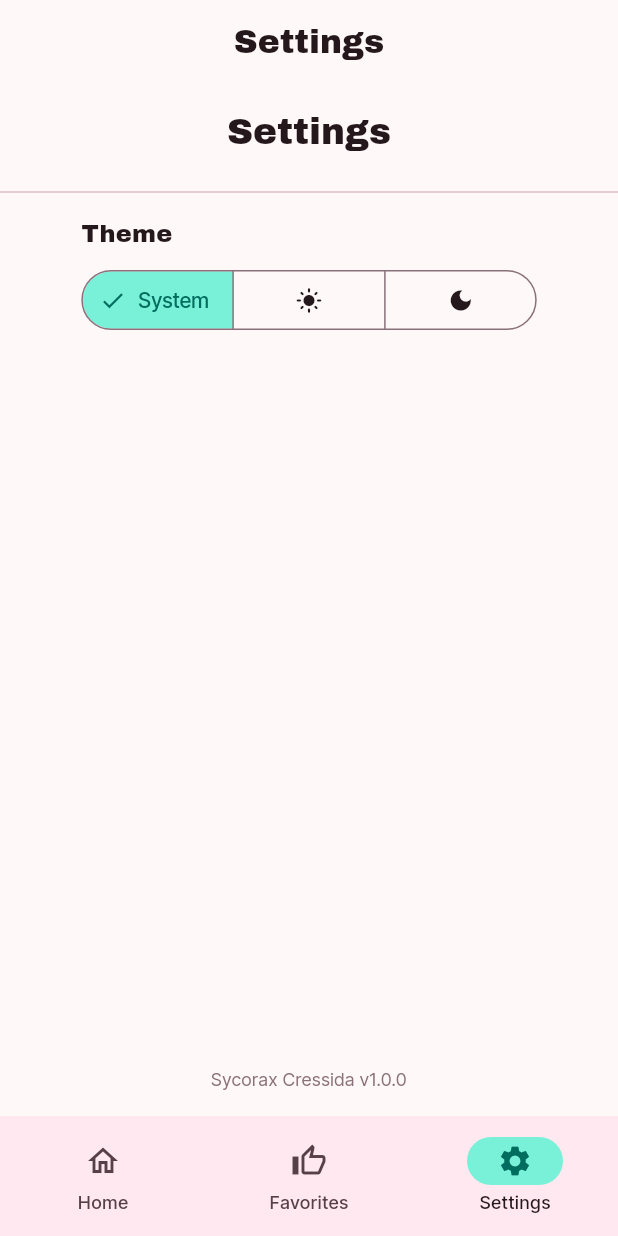
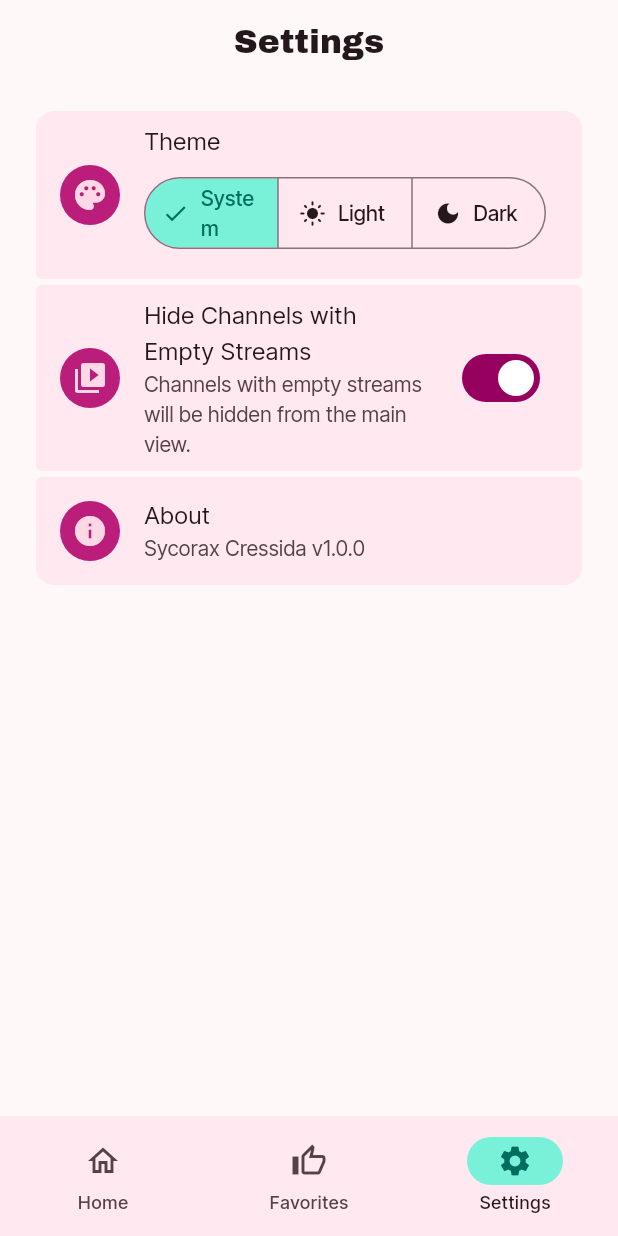
Before and after one commit to ikhsan3adi/sycorax_cressida, a Flutter app: the screen it shows after launch, item 3 of the bottom bar chosen, on a phone screen of 412 x 824 dp. Run offline on Flutter 3.47's test engine with Material 3 defaults, Android fonts, the phone set to English and light mode, and no system bars; our stand-ins replace cached_network_image, dio, drift, flutter_riverpod, go_router, google_fonts and 1 more; missing offline and left inert: media_kit, media_kit_video; accounts and stored records are empty; generated files the repository leaves out were written again; network calls fail.

Commit message:
refactor(ui): extract shared widgets and polish UI
Extract ChannelLogoImage and FavoriteButton into shared/
widgets with a barrel export. Create a feature-specific
ChannelTile in favorites/ replacing the old shared one,
which is deleted.

Rework ChannelExpansionTile and PlayerPlaceholder to use
themed surfaceContainer colors and larger channel logos.
Wrap settings items in Card.filled for a grouped list
layout with SingleChildScrollView.

Add barrel files for home/widgets and shared/widgets to
consolidate imports. Remove the private _FavoriteButton
from channel_list in favor of the shared FavoriteButton
widget. Add visualDensity standard to the dark theme.

```diff
--- a/lib/core/theme.dart
+++ b/lib/core/theme.dart
@@ -346,6 +346,7 @@ class MaterialTheme {
     ),
     scaffoldBackgroundColor: colorScheme.surface,
     canvasColor: colorScheme.surface,
+    visualDensity: VisualDensity.standard,
   );
 
   List<ExtendedColor> get extendedColors => [];
--- a/lib/features/home/home_screen.dart
+++ b/lib/features/home/home_screen.dart
@@ -8,10 +8,7 @@ import 'package:sycorax_cressida/features/home/providers/channel_filter_provider
 import 'package:sycorax_cressida/features/home/providers/channel_list_provider.dart';
 import 'package:sycorax_cressida/features/home/providers/home_content_provider.dart';
 import 'package:sycorax_cressida/features/home/providers/player_state_provider.dart';
-import 'package:sycorax_cressida/features/home/widgets/category_filter.dart';
-import 'package:sycorax_cressida/features/home/widgets/channel_list.dart';
-import 'package:sycorax_cressida/features/home/widgets/player_placeholder.dart';
-import 'package:sycorax_cressida/features/home/widgets/stream_list_view.dart';
+import 'package:sycorax_cressida/features/home/widgets/widgets.dart';
 
 class HomeScreen extends ConsumerStatefulWidget {
   const HomeScreen({super.key});
--- a/lib/features/home/widgets/stream_list_view.dart
+++ b/lib/features/home/widgets/stream_list_view.dart
@@ -3,7 +3,7 @@ import 'package:flutter_riverpod/flutter_riverpod.dart';
 import 'package:sycorax_cressida/features/home/providers/channel_list_provider.dart';
 import 'package:sycorax_cressida/features/home/providers/home_content_provider.dart';
 import 'package:sycorax_cressida/features/home/providers/player_state_provider.dart';
-import 'package:sycorax_cressida/shared/widgets/loading.dart';
+import 'package:sycorax_cressida/shared/widgets/widgets.dart';
 import 'package:sycorax_cressida/data/models/channel_stream.dart';
 
 class StreamListView extends ConsumerStatefulWidget {
--- /dev/null
+++ b/lib/features/home/widgets/widgets.dart
@@ -0,0 +1,6 @@
+export 'category_filter.dart';
+export 'channel_expansion_tile.dart';
+export 'channel_list.dart';
+export 'feed_list_tile.dart';
+export 'player_placeholder.dart';
+export 'stream_list_view.dart';
--- a/lib/features/settings/settings_screen.dart
+++ b/lib/features/settings/settings_screen.dart
@@ -9,19 +9,16 @@ class SettingsScreen extends ConsumerWidget {
 
   @override
   Widget build(BuildContext context, WidgetRef ref) {
+    final theme = Theme.of(context);
     final themeModeAsync = ref.watch(themeModeProvider);
 
-    return Column(
+    final children = [
+      Column(
         children: [
-        Padding(
-          padding: const EdgeInsets.all(16.0),
-          child: Text(
-            'Settings',
-            style: Theme.of(context).textTheme.headlineSmall,
-          ),
-        ),
-        const Divider(),
-        ThemeButton(
+          ListTile(
+            leading: const CircleAvatar(child: Icon(Icons.palette)),
+            title: const Text('Theme'),
+            subtitle: ThemeButton(
               mode: themeModeAsync.value ?? ThemeMode.system,
               onSelectionChanged: (Set<ThemeMode> newSelection) {
                 ref
@@ -29,18 +26,58 @@ class SettingsScreen extends ConsumerWidget {
                     .setThemeMode(newSelection.first);
               },
             ),
-        const Spacer(),
-        Padding(
-          padding: const EdgeInsets.all(16.0),
-          child: Text(
+          ),
+        ],
+      ),
+      SwitchListTile(
+        secondary: const CircleAvatar(child: Icon(Icons.video_collection)),
+        title: const Text('Hide Channels with Empty Streams'),
+        subtitle: const Text(
+          'Channels with empty streams will be hidden from the main view.',
+        ),
+        value: true,
+        onChanged: (bool value) {},
+      ),
+      ListTile(
+        leading: const CircleAvatar(child: Icon(Icons.info)),
+        title: const Text('About'),
+        subtitle: const Text(
           '${AppConstants.appName} v${AppConstants.appVersion}',
-            style: Theme.of(context).textTheme.bodySmall?.copyWith(
-              color: Theme.of(context).colorScheme.outline,
         ),
-            textAlign: TextAlign.center,
+        onTap: () {},
+      ),
+    ];
+
+    return SingleChildScrollView(
+      child: Padding(
+        padding: const EdgeInsets.symmetric(horizontal: 16, vertical: 8),
+        child: Padding(
+          padding: const EdgeInsets.all(8.0),
+          child: Column(
+            mainAxisSize: MainAxisSize.min,
+            children: children.asMap().entries.map((entry) {
+              final index = entry.key;
+              final child = entry.value;
+              return Card.filled(
+                color: theme.colorScheme.surfaceContainer,
+                clipBehavior: Clip.hardEdge,
+                margin: const EdgeInsets.symmetric(vertical: 2),
+                shape: RoundedRectangleBorder(
+                  borderRadius: BorderRadius.vertical(
+                    top: index == 0
+                        ? const Radius.circular(12)
+                        : const Radius.circular(4),
+                    bottom: index == children.length - 1
+                        ? const Radius.circular(12)
+                        : const Radius.circular(4),
                   ),
                 ),
-      ],
+                child: child,
+              );
+            }).toList(),
+          ),
+        ),
+      ),
     );
   }
 }
--- a/lib/features/settings/widgets/theme_button.dart
+++ b/lib/features/settings/widgets/theme_button.dart
@@ -9,35 +9,28 @@ class ThemeButton extends StatelessWidget {
   @override
   Widget build(BuildContext context) {
     return Padding(
-      padding: const EdgeInsets.symmetric(horizontal: 16.0, vertical: 8.0),
-      child: Column(
-        crossAxisAlignment: CrossAxisAlignment.start,
-        children: [
-          Text('Theme', style: Theme.of(context).textTheme.titleMedium),
-          const SizedBox(height: 8),
-          SegmentedButton<ThemeMode>(
+      padding: const EdgeInsets.symmetric(vertical: 8.0),
+      child: SegmentedButton<ThemeMode>(
         segments: [
-              ButtonSegment(
+          const ButtonSegment(
             value: ThemeMode.system,
-                label: mode == ThemeMode.system ? const Text('System') : null,
-                icon: const Icon(Icons.brightness_auto),
+            label: Text('System'),
+            icon: Icon(Icons.brightness_auto),
           ),
-              ButtonSegment(
+          const ButtonSegment(
             value: ThemeMode.light,
-                label: mode == ThemeMode.light ? const Text('Light') : null,
-                icon: const Icon(Icons.light_mode),
+            label: Text('Light'),
+            icon: Icon(Icons.light_mode),
           ),
-              ButtonSegment(
+          const ButtonSegment(
             value: ThemeMode.dark,
-                label: mode == ThemeMode.dark ? const Text('Dark') : null,
-                icon: const Icon(Icons.dark_mode),
+            label: Text('Dark'),
+            icon: Icon(Icons.dark_mode),
           ),
         ],
         selected: {mode},
         onSelectionChanged: onSelectionChanged,
       ),
-        ],
-      ),
     );
   }
 }
--- /dev/null
+++ b/lib/shared/widgets/widgets.dart
@@ -0,0 +1,4 @@
+export 'channel_logo.dart';
+export 'favorite_button.dart';
+export 'loading.dart';
+export 'shell_scaffold.dart';
```
Also changed, not shown: lib/features/favorites/favorites_screen.dart (+4 -4 lines), lib/features/favorites/widgets/channel_tile.dart (added, +53 -0 lines), lib/features/home/widgets/channel_expansion_tile.dart (+19 -16 lines), lib/features/home/widgets/channel_list.dart (+19 -29 lines), lib/features/home/widgets/player_placeholder.dart (+11 -5 lines), lib/shared/widgets/channel_logo.dart (added, +31 -0 lines), lib/shared/widgets/channel_tile.dart (deleted, +0 -46 lines), lib/shared/widgets/favorite_button.dart (added, +25 -0 lines). Lines whose indentation alone changed are shown as unchanged.
